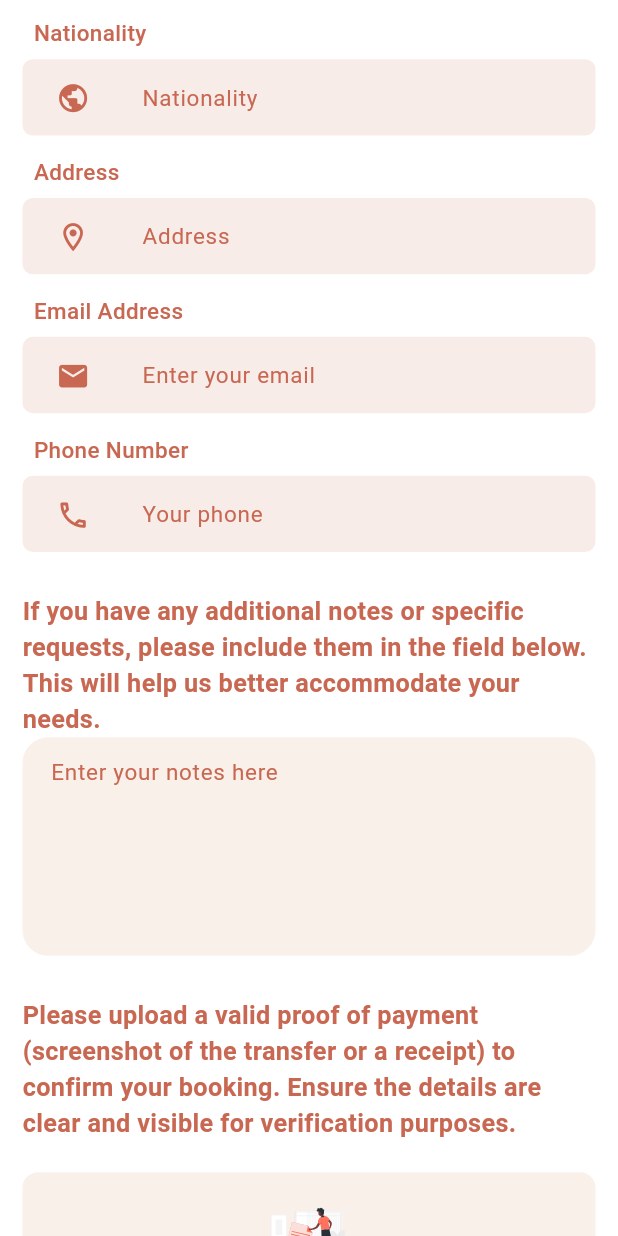
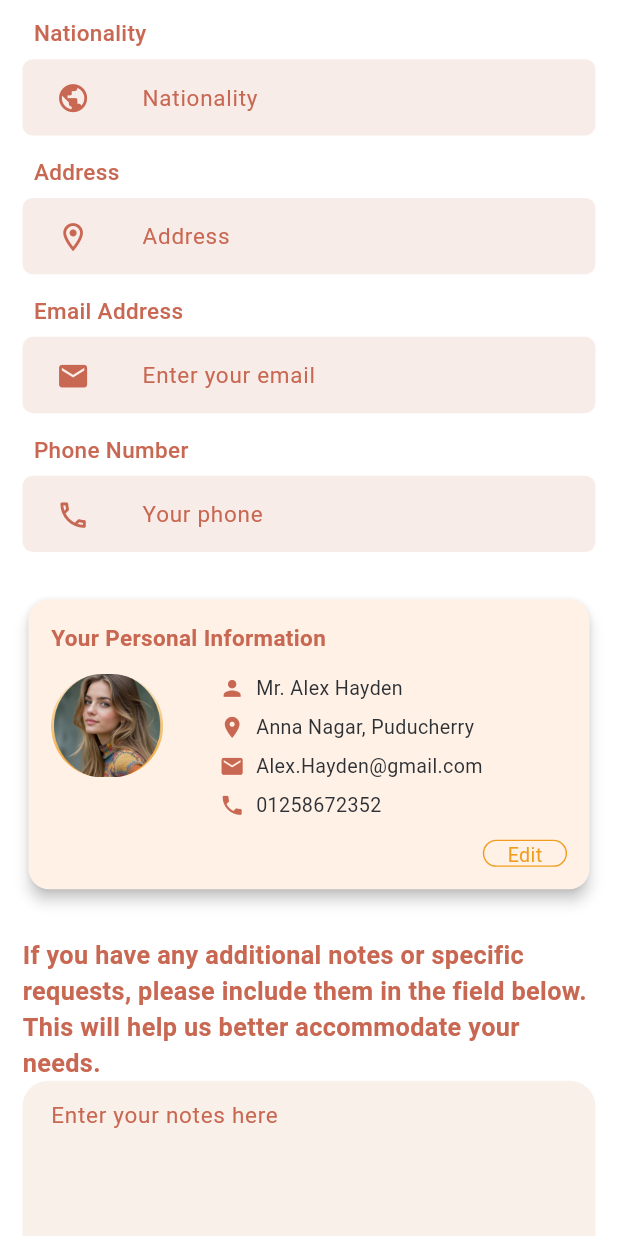
Before and after one commit to AnnotexCo/Hola-Academy, a Flutter app: the BookProgramScreen screen opened by its route, scrolled down 576 dp, on a phone screen of 412 x 824 dp. Run offline on Flutter 3.47's test engine with Material 3 defaults, Android fonts, the phone set to English and light mode, and no system bars; our stand-ins replace dropdown_button2, easy_date_timeline, fl_chart, flutter_rating_bar, flutter_screenutil, flutter_svg and 4 more; project files that could hold a hidden picture were left out.

Commit message:
feat: :sparkles: build personal info card

```diff
--- a/lib/core/Routing/app_router.dart
+++ b/lib/core/Routing/app_router.dart
@@ -1,5 +1,4 @@
 import 'package:flutter/material.dart';
-import 'package:hola_academy/features/admin/scanner/qr_code_scanner_screen.dart';
 import 'package:hola_academy/features/admin/transactions/admin_transactions_screen.dart';
 import 'package:hola_academy/features/auth/forgot_password/UI/forgot_password_screen.dart';
 import 'package:hola_academy/features/auth/login/UI/login_screen.dart';
--- a/lib/features/Admin/trainees/UI/widgets/custom_list_view.dart
+++ b/lib/features/Admin/trainees/UI/widgets/custom_list_view.dart
@@ -2,7 +2,6 @@ import 'package:flutter/material.dart';
 import 'package:flutter_screenutil/flutter_screenutil.dart';
 import 'package:flutter_svg/flutter_svg.dart';
 import 'package:hola_academy/core/components/custom_dialog.dart';
-import 'package:hola_academy/core/components/custom_text_field.dart';
 import 'package:hola_academy/core/components/general_text_form_field.dart';
 import 'package:hola_academy/core/constants/app_string.dart';
 import 'package:hola_academy/core/constants/image_manager.dart';
--- a/lib/features/Admin/transactions/widgets/admin_transaction_card.dart
+++ b/lib/features/Admin/transactions/widgets/admin_transaction_card.dart
@@ -1,6 +1,5 @@
 import 'package:flutter/material.dart';
 import 'package:flutter_screenutil/flutter_screenutil.dart';
-import 'package:flutter_svg/flutter_svg.dart';
 import 'package:hola_academy/core/components/admin_clip_oval.dart';
 import 'package:hola_academy/core/constants/color_manager.dart';
 import 'package:hola_academy/core/constants/image_manager.dart';
--- a/lib/features/Admin/transactions/widgets/money_card.dart
+++ b/lib/features/Admin/transactions/widgets/money_card.dart
@@ -2,7 +2,6 @@ import 'package:flutter/material.dart';
 import 'package:flutter_screenutil/flutter_screenutil.dart';
 import 'package:flutter_svg/svg.dart';
 import 'package:hola_academy/core/constants/color_manager.dart';
-import 'package:hola_academy/core/constants/image_manager.dart';
 
 class MoneyCard extends StatelessWidget {
   final String money;
--- a/lib/features/book/UI/book_programs_screen.dart
+++ b/lib/features/book/UI/book_programs_screen.dart
@@ -12,6 +12,7 @@ import '../../not_found/not_found_screen.dart';
 import 'widgets/additional_notes_section.dart';
 import 'widgets/parent_guardian_section.dart';
 import 'widgets/payment_upload_section.dart';
+import 'widgets/person_info_card.dart';
 
 class BookProgramScreen extends StatefulWidget {
   const BookProgramScreen({super.key});
@@ -47,6 +48,8 @@ class _BookProgramScreenState extends State<BookProgramScreen> {
                   buildPersonalDetailsSection(),
                   SizedBox(height: 32.h),
                   buildParentGuardianSection(),
+                  SizedBox(height: 32.h),
+                  PersonalInfoCard(),
                   SizedBox(height: 32.h),
                   buildAdditionalNotesSection(),
                   SizedBox(height: 32.h),
--- /dev/null
+++ b/lib/features/book/UI/widgets/person_info_card.dart
@@ -0,0 +1,109 @@
+import 'package:flutter/material.dart';
+import 'package:flutter_screenutil/flutter_screenutil.dart';
+import 'package:hola_academy/core/components/custom_colored_outline_button.dart';
+import 'package:hola_academy/core/constants/image_manager.dart';
+
+import '../../../../core/constants/color_manager.dart';
+
+class PersonalInfoCard extends StatelessWidget {
+  const PersonalInfoCard({super.key});
+
+  @override
+  Widget build(BuildContext context) {
+    return Card(
+      elevation: 4.0,
+      shape: RoundedRectangleBorder(
+        borderRadius: BorderRadius.circular(16.0.r),
+      ),
+      child: Padding(
+        padding: EdgeInsets.all(16.0.w),
+        child: Column(
+          crossAxisAlignment: CrossAxisAlignment.start,
+          children: [
+            // Title
+            Text(
+              'Your Personal Information',
+              style: TextStyle(
+                fontSize: 16.0.sp,
+                fontWeight: FontWeight.bold,
+                color: ColorManager.textRedColor,
+              ),
+            ),
+            SizedBox(height: 16.0.h),
+
+            // Row for Image and User Info
+            Row(
+              crossAxisAlignment: CrossAxisAlignment.start,
+              children: [
+                // Profile Image
+                ClipRRect(
+                  borderRadius: BorderRadius.circular(50.0.r),
+                  child: Image.asset(
+                    ImageManager.pic,
+                    width: 80.0.w,
+                    height: 80.0.h,
+                    fit: BoxFit.cover,
+                  ),
+                ),
+                SizedBox(width: 40.0.w),
+
+                // User Information
+                Expanded(
+                  child: Column(
+                    crossAxisAlignment: CrossAxisAlignment.start,
+                    children: [
+                      _buildInfoRow(Icons.person, 'Mr. Alex Hayden'),
+                      SizedBox(height: 8.0.h),
+                      _buildInfoRow(
+                          Icons.location_on, 'Anna Nagar, Puducherry'),
+                      SizedBox(height: 8.0.h),
+                      _buildInfoRow(Icons.email, 'Alex.Hayden@gmail.com'),
+                      SizedBox(height: 8.0.h),
+                      _buildInfoRow(Icons.phone, '01258672352'),
+                    ],
+                  ),
+                ),
+              ],
+            ),
+
+            SizedBox(height: 16.0.h),
+
+            // Edit Button
+            Align(
+              alignment: Alignment.centerRight,
+              child: CustomColoredOutlineButton(
+                radius: 15.r,
+                title: 'Edit',
+                style: TextStyle(
+                    fontSize: 14.0.sp, color: ColorManager.primaryOrangeColor),
+                height: 21.h,
+                width: 60.w,
+                backgroundColor: Colors.transparent,
+                onTap: () {},
+              ),
+            ),
+          ],
+        ),
+      ),
+    );
+  }
+
+  // Widget for building each row of user info with an icon
+  Widget _buildInfoRow(IconData icon, String text) {
+    return Row(
+      children: [
+        Icon(icon, size: 18.0.sp, color: ColorManager.textRedColor),
+        SizedBox(width: 8.0.w),
+        Expanded(
+          child: Text(
+            text,
+            style: TextStyle(
+              fontSize: 14.0.sp,
+              color: ColorManager.blackFontColor,
+            ),
+          ),
+        ),
+      ],
+    );
+  }
+}
--- a/lib/features/profile/UI/widgets/booked_cared.dart
+++ b/lib/features/profile/UI/widgets/booked_cared.dart
@@ -1,6 +1,5 @@
 import 'package:flutter/material.dart';
 import 'package:flutter_screenutil/flutter_screenutil.dart';
-import 'package:flutter_svg/svg.dart';
 import 'package:hola_academy/core/constants/color_manager.dart';
 
 class BookedCard extends StatelessWidget {
```
